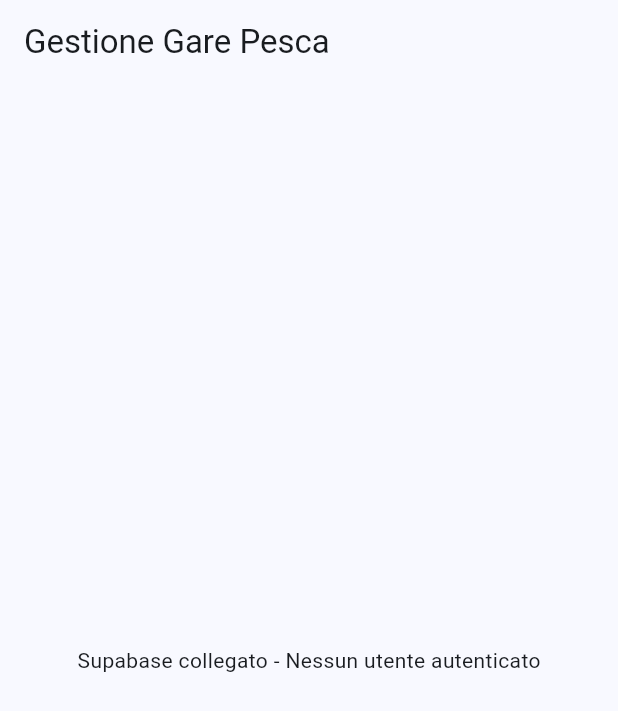
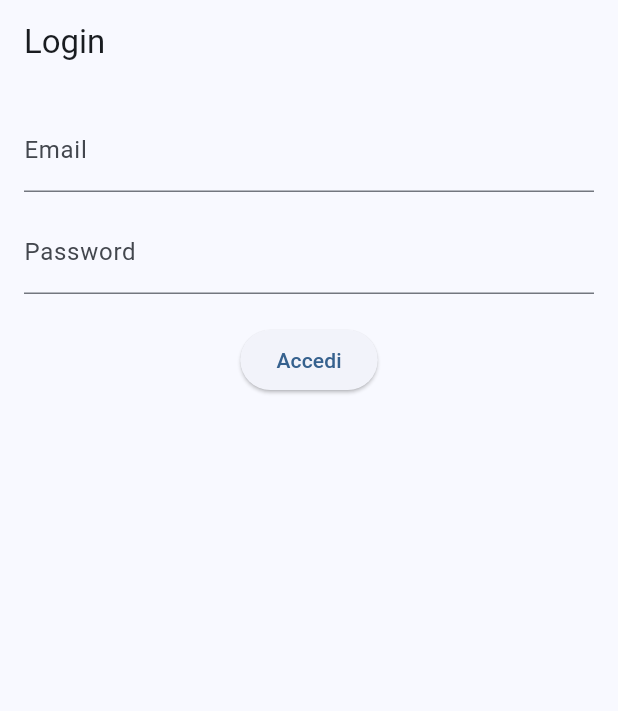
Before and after one commit to leandrobarchiesi-source/app-gare-pesca, a Flutter app: the screen it shows after launch, on a phone screen of 412 x 824 dp. Shown: the top 711 px of the screen. Run offline on Flutter 3.47's test engine with Material 3 defaults, Android fonts, the phone set to English and light mode, and no system bars; our stand-ins replace supabase_flutter; accounts and stored records are empty.

Commit message:
Login, dashboard e modulo societa

```diff
--- /dev/null
+++ b/lib/auth/auth_service.dart
@@ -0,0 +1,47 @@
+import 'package:supabase_flutter/supabase_flutter.dart';
+
+class AuthService {
+  final _supabase = Supabase.instance.client;
+
+  Future<AuthResponse> signIn({
+    required String email,
+    required String password,
+  }) async {
+    return await _supabase.auth.signInWithPassword(
+      email: email,
+      password: password,
+    );
+  }
+
+  Future<AuthResponse> signUp({
+    required String email,
+    required String password,
+  }) async {
+    return await _supabase.auth.signUp(
+      email: email,
+      password: password,
+    );
+  }
+
+  Future<void> signOut() async {
+    await _supabase.auth.signOut();
+  }
+
+  User? get currentUser => _supabase.auth.currentUser;
+
+
+Future<Map<String, dynamic>?> getProfile() async {
+
+  final user = _supabase.auth.currentUser;
+
+  if (user == null) return null;
+
+  final data = await _supabase
+      .from('profiles')
+      .select()
+      .eq('id', user.id)
+      .single();
+
+  return data;
+}
+}
--- /dev/null
+++ b/lib/auth/login_page.dart
@@ -0,0 +1,96 @@
+import 'package:flutter/material.dart';
+import 'auth_service.dart';
+import '../dashboard/dashboard_page.dart';
+
+class LoginPage extends StatefulWidget {
+  const LoginPage({super.key});
+
+  @override
+  State<LoginPage> createState() => _LoginPageState();
+}
+
+class _LoginPageState extends State<LoginPage> {
+
+  final emailController = TextEditingController();
+  final passwordController = TextEditingController();
+
+  bool loading = false;
+
+Future<void> login() async {
+
+  try {
+
+    setState(() => loading = true);
+
+    await AuthService().signIn(
+      email: emailController.text.trim(),
+      password: passwordController.text.trim(),
+    );
+
+    if (!mounted) return;
+
+    Navigator.pushReplacement(
+      context,
+      MaterialPageRoute(
+        builder: (_) => const DashboardPage(),
+      ),
+    );
+
+  } catch (e) {
+
+    ScaffoldMessenger.of(context).showSnackBar(
+      SnackBar(
+        content: Text(e.toString()),
+      ),
+    );
+
+  } finally {
+
+    if (mounted) {
+      setState(() => loading = false);
+    }
+
+  }
+}
+
+  @override
+  Widget build(BuildContext context) {
+
+    return Scaffold(
+      appBar: AppBar(
+        title: const Text('Login'),
+      ),
+      body: Padding(
+        padding: const EdgeInsets.all(16),
+        child: Column(
+          children: [
+
+            TextField(
+              controller: emailController,
+              decoration: const InputDecoration(
+                labelText: 'Email',
+              ),
+            ),
+
+            const SizedBox(height: 12),
+
+            TextField(
+              controller: passwordController,
+              obscureText: true,
+              decoration: const InputDecoration(
+                labelText: 'Password',
+              ),
+            ),
+
+            const SizedBox(height: 20),
+
+            ElevatedButton(
+              onPressed: loading ? null : login,
+              child: const Text('Accedi'),
+            ),
+          ],
+        ),
+      ),
+    );
+  }
+}
--- a/lib/main.dart
+++ b/lib/main.dart
@@ -1,6 +1,6 @@
 import 'package:flutter/material.dart';
 import 'package:supabase_flutter/supabase_flutter.dart';
-
+import 'auth/login_page.dart';
 Future<void> main() async {
   WidgetsFlutterBinding.ensureInitialized();
 
@@ -24,7 +24,7 @@ class GarePescaApp extends StatelessWidget {
         colorSchemeSeed: Colors.blue,
         useMaterial3: true,
       ),
-      home: const HomePage(),
+home: const LoginPage(),
     );
   }
 }
```
Also changed, not shown: lib/dashboard/dashboard_page.dart (added, +124 -0 lines), lib/features/societa/societa_page.dart (added, +55 -0 lines), lib/features/societa/societa_service.dart (added, +46 -0 lines), lib/auth/register_page.dart (added), lib/features/societa/societa_form.dart (added), pubspec.lock.
